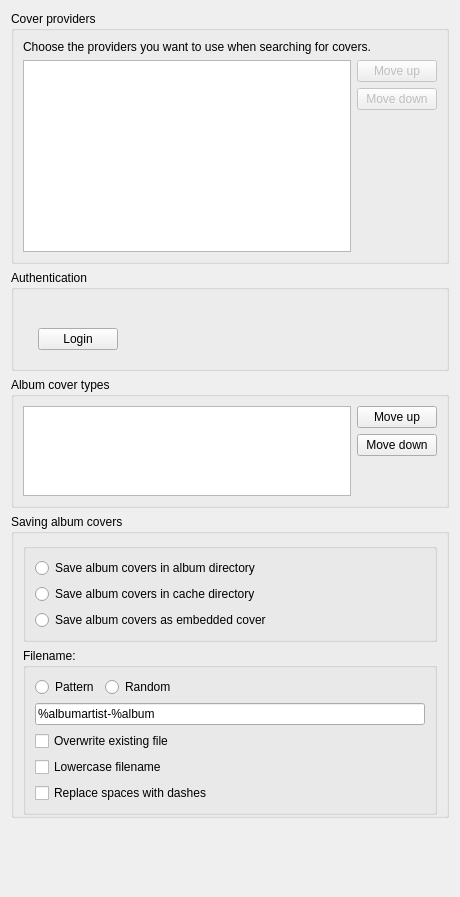
Old version of the form src/settings/coverssettingspage.ui in the repository RoundSalmon4/blended-strawberry.
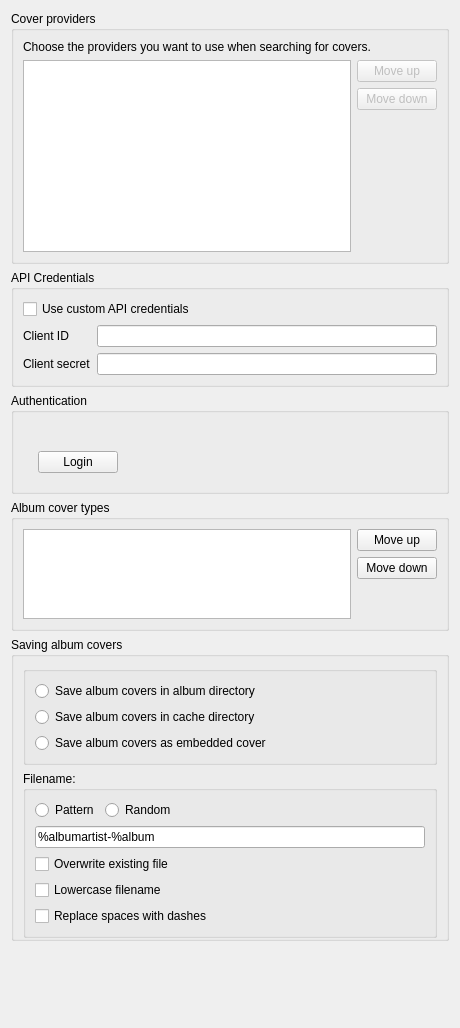
New version of the form. Custom widgets are drawn as their Qt base class.

Patch:
```diff
--- a/src/settings/coverssettingspage.ui
+++ b/src/settings/coverssettingspage.ui
@@ -7,7 +7,7 @@
     <x>0</x>
     <y>0</y>
     <width>460</width>
-    <height>897</height>
+    <height>1028</height>
    </rect>
   </property>
   <property name="windowTitle">
@@ -83,6 +83,60 @@
      </layout>
     </widget>
    </item>
+   <item>
+    <widget class="QGroupBox" name="groupbox_api_credentials">
+     <property name="sizePolicy">
+      <sizepolicy hsizetype="Preferred" vsizetype="Maximum">
+       <horstretch>0</horstretch>
+       <verstretch>0</verstretch>
+      </sizepolicy>
+     </property>
+     <property name="title">
+      <string>API Credentials</string>
+     </property>
+     <layout class="QVBoxLayout" name="layout_credentials">
+      <item>
+       <widget class="QCheckBox" name="checkbox_custom_api_credentials">
+        <property name="text">
+         <string>Use custom API credentials</string>
+        </property>
+       </widget>
+      </item>
+      <item>
+       <layout class="QFormLayout" name="formlayout_api_credentials">
+        <item row="0" column="0">
+         <widget class="QLabel" name="label_api_credential_id">
+          <property name="text">
+           <string>Client ID</string>
+          </property>
+         </widget>
+        </item>
+        <item row="0" column="1">
+         <widget class="QLineEdit" name="lineedit_api_credential_id">
+          <property name="text">
+           <string notr="true"/>
+          </property>
+         </widget>
+        </item>
+        <item row="1" column="0">
+         <widget class="QLabel" name="label_api_credential_secret">
+          <property name="text">
+           <string>Client secret</string>
+          </property>
+         </widget>
+        </item>
+        <item row="1" column="1">
+         <widget class="QLineEdit" name="lineedit_api_credential_secret">
+          <property name="echoMode">
+           <enum>QLineEdit::Password</enum>
+          </property>
+         </widget>
+        </item>
+       </layout>
+      </item>
+     </layout>
+    </widget>
+   </item>
    <item>
     <widget class="QGroupBox" name="authentication">
      <property name="sizePolicy">
```
Left out of the diff: 31 changed lines with no effect on the pictures.
